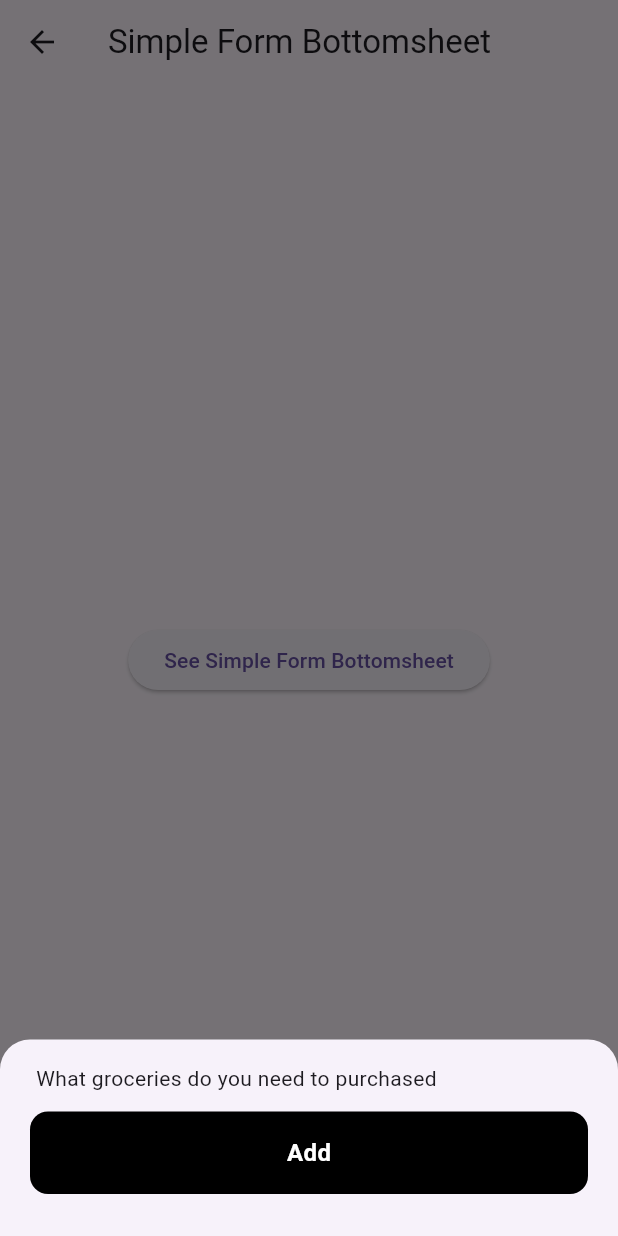
After one commit to hvaandres/starving_flutter, a Flutter app: the SimpleFormBottomsheetScreen screen opened directly, after a tap on "See Simple Form Bottomsheet", on a phone screen of 412 x 824 dp. The commit adds this screen. Run offline on Flutter 3.47's test engine with Material 3 defaults, Android fonts, the phone set to English and light mode, and no system bars.

Commit message:
[CBo] Add Bottomsheet

```diff
--- a/lib/shared/examples/screens/screens.dart
+++ b/lib/shared/examples/screens/screens.dart
@@ -2,4 +2,5 @@ export 'custom_card_icon_screen.dart';
 export 'dynamic_card_screen.dart';
 export 'examples_screen.dart';
 export 'paragraph_card_screen.dart';
+export 'simple_form_bottomsheet_screen.dart';
 export 'skeleton_dynamic_container_screen.dart';
--- /dev/null
+++ b/lib/shared/examples/screens/simple_form_bottomsheet_screen.dart
@@ -0,0 +1,51 @@
+import 'package:flutter/material.dart';
+
+import 'package:starving_shopping_flutter_app/shared/widget/solid_button.dart';
+
+class SimpleFormBottomsheetScreen extends StatelessWidget {
+  const SimpleFormBottomsheetScreen({super.key});
+
+  @override
+  Widget build(BuildContext context) {
+    return Scaffold(
+      appBar: AppBar(
+        title: Text("Simple Form Bottomsheet"),
+      ),
+      body: Center(
+        child: ElevatedButton(
+          child: const Text('See Simple Form Bottomsheet'),
+          onPressed: () {
+            showModalBottomSheet(
+              isScrollControlled: true,
+              context: context,
+              shape: RoundedRectangleBorder(
+                borderRadius: BorderRadius.vertical(top: Radius.circular(20)),
+              ),
+              builder: (BuildContext context) {
+                return Padding(
+                  padding: const EdgeInsets.symmetric(vertical: 16.0),
+                  child: Wrap(
+                    children: [
+                      // WIP replace with EditText
+                      Padding(
+                        padding: const EdgeInsets.symmetric(horizontal: 24.0),
+                        child: Text('What groceries do you need to purchased'),
+                      ),
+                      SolidButton(
+                        labelButton: 'Add',
+                        colorButton: Colors.black,
+                        onTap:() {
+                          Navigator.pop(context);
+                        },
+                      ),
+                    ],
+                  ),
+                );
+              },
+            );
+          },
+        ),
+      ),
+    );
+  }
+}
```
Also changed, not shown: lib/shared/examples/screens/examples_screen.dart (+14 -1 lines).
